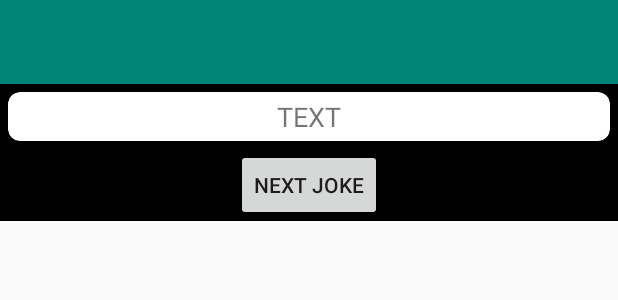
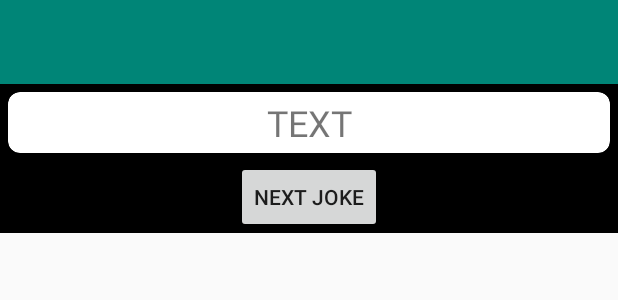
Before and after one commit to georgipenchovski/ChuckNorrisApp, an Android app: the layout activity_joke.xml on its own in the app's theme, with its tools: preview values and no code run, on a phone screen of 412 x 824 dp. Shown: the top 300 px of the screen. Run offline under Robolectric (Android 15) with nearby library versions, the phone set to English and light mode, and no system bars.

Commit message:
String.xml files added and btn,txt,img names changed

```diff
--- a/app/src/main/java/com/example/chucknorrisapp/activities/CategoriesActivity.java
+++ b/app/src/main/java/com/example/chucknorrisapp/activities/CategoriesActivity.java
@@ -34,7 +34,7 @@ public class CategoriesActivity extends BaseActivity implements CategoriesUsecas
 
     @Override
     public void onItemClick(String category) {
-        Toast.makeText(this, "category: " + category, Toast.LENGTH_LONG).show();
+        Toast.makeText(this, "Category: " + category, Toast.LENGTH_LONG).show();
         startActivity(JokeActivity.getIntent(this, category));
     }
 
--- a/app/src/main/java/com/example/chucknorrisapp/services/CategoriesRepository.java
+++ b/app/src/main/java/com/example/chucknorrisapp/services/CategoriesRepository.java
@@ -4,5 +4,5 @@ import java.util.List;
 
 public interface CategoriesRepository {
 
-     void getCategories(DataListener<List<String>> categories);
+     void getCategories(DataListener<List<String>> listener);
 }
--- a/app/src/main/java/com/example/chucknorrisapp/services/DataService.java
+++ b/app/src/main/java/com/example/chucknorrisapp/services/DataService.java
@@ -19,16 +19,16 @@ public class DataService implements JokeRepository, CategoriesRepository {
     }
 
     @Override
-    public void getCategories(final DataListener<List<String>> categories) {
+    public void getCategories(final DataListener<List<String>> listener) {
         service.getCategories().enqueue(new Callback<List<String>>() {
             @Override
             public void onResponse(Call<List<String>> call, Response<List<String>> response) {
-                categories.onDataReceived(response.body());
+                listener.onDataReceived(response.body());
             }
 
             @Override
             public void onFailure(Call<List<String>> call, Throwable t) {
-                categories.onDataError();
+                listener.onDataError();
             }
         });
     }
--- a/app/src/main/res/layout/activity_joke.xml
+++ b/app/src/main/res/layout/activity_joke.xml
@@ -15,16 +15,19 @@
 
         <ImageView
             android:id="@+id/img_item"
-            android:layout_width="wrap_content"
-            android:layout_height="wrap_content"
+            android:layout_width="@dimen/image_size_small"
+            android:layout_height="@dimen/image_size_small"
             android:layout_alignParentStart="true"
-            android:scaleType="centerCrop" />
+            android:scaleType="centerCrop"
+            android:src="@color/colorPrimary" />
 
         <TextView
             android:id="@+id/txt_category"
-            android:textSize="24dp"
             android:layout_width="wrap_content"
-            android:layout_height="wrap_content" />
+            android:layout_height="wrap_content"
+            android:textColor="@color/cardview_light_background"
+            android:textSize="@dimen/text_size_large"
+            android:textStyle="bold" />
 
     </android.support.v7.widget.Toolbar>
 
@@ -34,7 +37,7 @@
         android:layout_height="wrap_content"
         android:layout_margin="5dp"
         android:background="#fff"
-        app:cardCornerRadius="8dp"
+        app:cardCornerRadius="@dimen/card_corner"
         app:cardElevation="3dp"
         app:contentPadding="4dp">
 
@@ -54,7 +57,7 @@
                     android:layout_height="wrap_content"
                     android:gravity="center_horizontal"
                     android:text="TEXT"
-                    android:textSize="18dp" />
+                    android:textSize="@dimen/text_size_large" />
 
             </LinearLayout>
         </ScrollView>
--- a/app/src/main/res/layout/category_item.xml
+++ b/app/src/main/res/layout/category_item.xml
@@ -12,7 +12,7 @@ android:layout_marginTop="8dp"
         android:background="@color/colorPrimary"
         android:gravity="center"
         android:textColor="@color/cardview_light_background"
-        android:textSize="24sp"
+        android:textSize="@dimen/text_size_large"
         android:padding="12dp"
         android:textStyle="bold"/>
 
--- a/app/src/main/res/values/strings.xml
+++ b/app/src/main/res/values/strings.xml
@@ -1,3 +1,10 @@
 <resources>
     <string name="app_name">ChuckNorrisApp</string>
+    <dimen name="margin_medium">8dp</dimen>
+    <dimen name="margin_big">16dp</dimen>
+    <dimen name="margin_large">32dp</dimen>
+    <dimen name="card_corner">8dp</dimen>
+    <dimen name="text_size_small">12sp</dimen>
+    <dimen name="text_size_large">24sp</dimen>
+    <dimen name="image_size_small">24dp</dimen>
 </resources>
```
Also changed, not shown: app/src/main/java/com/example/chucknorrisapp/activities/JokeActivity.java (+13 -14 lines).
